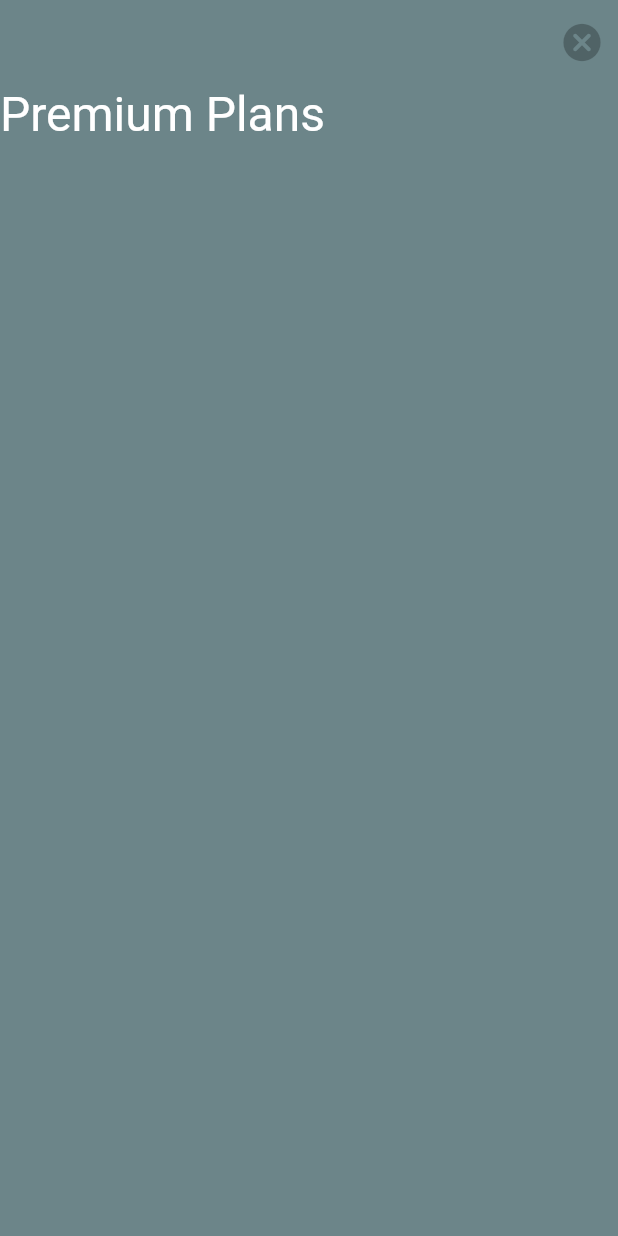
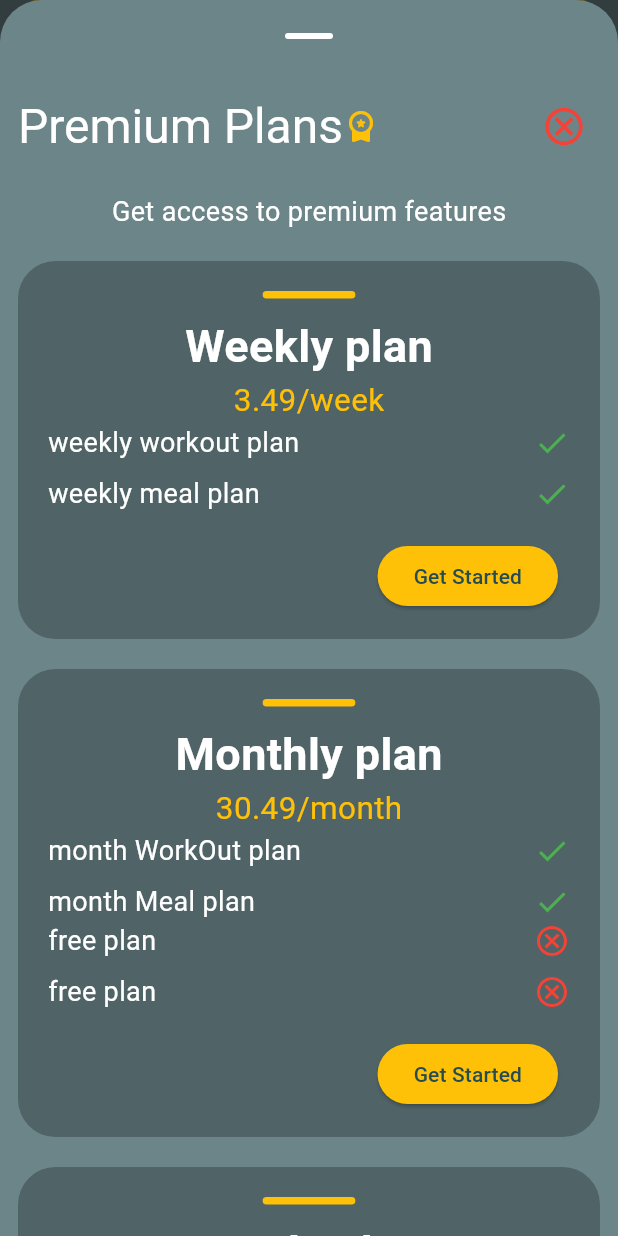
Before and after one commit to eslam301/fit_genie, a Flutter app: the AdsContainer widget shown alone on an empty page, opened directly, after a tap on "Get the premium plans", on a phone screen of 412 x 824 dp. Run offline on Flutter 3.47's test engine with Material 3 defaults, Android fonts, the phone set to English and light mode, and no system bars; our stand-ins replace cached_network_image, carousel_slider, firebase_auth, firebase_core, flutter_svg, flutter_widget_from_html and 3 more; missing offline and left inert: flutter_3d_controller, model_viewer_plus; accounts and stored records are empty.

Commit message:
v.5.4.1 premium plans view finished

```diff
--- a/lib/core/widgets/drop_down_bar.dart
+++ b/lib/core/widgets/drop_down_bar.dart
@@ -3,6 +3,7 @@ import 'package:get/get.dart';
 import '../../main.dart';
 
 class DropDownBarTheme extends StatefulWidget {
+
   const DropDownBarTheme({super.key});
 
   @override
@@ -11,9 +12,15 @@ class DropDownBarTheme extends StatefulWidget {
 }
 
 class _DropDownBarState extends State<DropDownBarTheme> {
-  String? _selected = Get.isDarkMode ? "Dark" : "Light";
   final List<String> _items = ["Light", "Dark"];
   ThemeController themeController = Get.find();
+
+  String? _selected = "Default";
+  @override
+  void initState() {
+    _selected = themeController.currentTheme;
+    super.initState();
+  }
 
   @override
   Widget build(BuildContext context) {
--- a/lib/layout/home_layout_provider/home_layout_provider.dart
+++ b/lib/layout/home_layout_provider/home_layout_provider.dart
@@ -5,7 +5,6 @@ class HomeLayOutProvider extends ChangeNotifier  {
    changePageIndex(int index) {
     pageIndex = index;
     notifyListeners();
-
   }
 
 
--- a/lib/main.dart
+++ b/lib/main.dart
@@ -28,7 +28,7 @@ class MyApp extends StatelessWidget {
       debugShowCheckedModeBanner: false,
       theme: ApplicationTheme.lightTheme,
       darkTheme: ApplicationTheme.darkTheme,
-      themeMode: Get.isDarkMode ? ThemeMode.dark : ThemeMode.light,
+      themeMode: ThemeMode.system,
       initialBinding: BindingsBuilder(() {
         Get.put(ThemeController());
       }),
@@ -47,6 +47,7 @@ class MyApp extends StatelessWidget {
   }
 }
 class ThemeController extends GetxController {
+  String currentTheme = "Default";
   RxBool isDarkMode = false.obs;
   ThemeData get themeData => isDarkMode.value ? ThemeData.dark() : ThemeData.light();
   void toggleTheme() {
@@ -54,13 +55,7 @@ class ThemeController extends GetxController {
     Get.changeThemeMode(isDarkMode.value ? ThemeMode.dark : ThemeMode.light);
   }
   void changeTheme(String theme) {
-    bool mode = true ;
-    if (theme == "Dark") {
-      mode = true;
-    } else {
-      mode = false;
-    }
-    Get.changeThemeMode(mode ? ThemeMode.dark : ThemeMode.light);
+    Get.changeThemeMode(theme == "Dark" ? ThemeMode.dark : ThemeMode.light);
   }
 
 
--- a/lib/pages/home/home_widget/ads_container.dart
+++ b/lib/pages/home/home_widget/ads_container.dart
@@ -8,9 +8,17 @@ class AdsContainer extends StatelessWidget {
 
   @override
   Widget build(BuildContext context) {
+    var theme = Theme.of(context);
     return GestureDetector(
       onTap: () {
-        Get.to(() =>  const PremiumPlansView(),transition: Transition.downToUp,duration: const Duration(milliseconds: 600));
+        showModalBottomSheet(
+            enableDrag: true,
+            isScrollControlled: true,
+            backgroundColor: theme.scaffoldBackgroundColor,
+            useSafeArea: true,
+            showDragHandle: true,
+            context: context,
+            builder: (context) => const PremiumPlansView());
       },
       child: Container(
         width: double.infinity,
@@ -23,9 +31,23 @@ class AdsContainer extends StatelessWidget {
         child: const Row(
           mainAxisAlignment: MainAxisAlignment.spaceBetween,
           children: [
-            Icon(Icons.workspace_premium_rounded,color: Colors.black,size: 30,),
-            Text('Get the premium plans',style: TextStyle(color: Colors.black,fontSize: 24,fontWeight: FontWeight.w500),),
-            Icon(Icons.arrow_forward_rounded,color: Colors.black,size: 30,),
+            Icon(
+              Icons.workspace_premium_rounded,
+              color: Colors.black,
+              size: 30,
+            ),
+            Text(
+              'Get the premium plans',
+              style: TextStyle(
+                  color: Colors.black,
+                  fontSize: 24,
+                  fontWeight: FontWeight.w500),
+            ),
+            Icon(
+              Icons.arrow_forward_rounded,
+              color: Colors.black,
+              size: 30,
+            ),
           ],
         ),
       ),
--- a/lib/pages/model_viewer/model_test.dart
+++ b/lib/pages/model_viewer/model_test.dart
@@ -1,4 +1,6 @@
 import 'package:flutter/material.dart';
+import 'package:flutter_3d_controller/flutter_3d_controller.dart';
+import 'package:get/get.dart';
 import 'package:model_viewer_plus/model_viewer_plus.dart';
 
 class ModelTestView extends StatelessWidget {
@@ -8,48 +10,67 @@ class ModelTestView extends StatelessWidget {
   Widget build(BuildContext context) {
     var width = MediaQuery.of(context).size.width;
     var height = MediaQuery.of(context).size.height;
+    String src_3d = 'assets/models/male_anatomy_figure.glb';
     var theme = Theme.of(context);
+    Flutter3DController controller = Flutter3DController();
     return Scaffold(
       appBar: AppBar(
         title: const Text("Model Viewer"),
       ),
-      body:Container(
-        margin: const EdgeInsets.all(20),
-
+      body: ListView(
+        padding: const EdgeInsets.all(20),
+        shrinkWrap: true,
+        physics: const NeverScrollableScrollPhysics(),
+        children: [
+          // Container(
+          //   height: height*0.45,
+          //   width: width,
+          //   decoration: BoxDecoration(
+          //     borderRadius: BorderRadius.circular(20),
+          //     color: theme.colorScheme.secondary,
+          //   ),
+          //   child: const ModelViewer(
+          //     src: "assets/models/low_poly_male_body_base.glb",
+          //     alt: "A 3D model",
+          //     ar: false,
+          //     autoRotate: false,
+          //     cameraControls: false,
+          //     cameraOrbit: "0deg 90deg 0deg",
+          //     cameraTarget: "0 0 0",
+          //     shadowIntensity: 0.5,
+          //   ),
+          // ),
+          Container(
             height: height*0.45,
             width: width,
-
             decoration: BoxDecoration(
               borderRadius: BorderRadius.circular(20),
               color: theme.colorScheme.secondary,
+            ),
+            child:Flutter3DViewer(
+              controller: controller,
+              // src: "assets/models/low_poly_male_body_base.glb",
+              src: src_3d,
+            ) ,
+          ),
 
+          ElevatedButton(
+            onPressed: () async {
+              await controller.getAvailableAnimations();
+              print(await controller.getAvailableAnimations());
+              controller.setCameraTarget(0.3, 0.2, 0.4);
+            },
+            child: const Text("Back"),
           ),
-        child:const ModelViewer(
-          src: 'assets/models/low_poly_male_body_base.glb',
-          iosSrc: "https://modelviewer.dev/shared-assets/models/low_poly_male_body_base.glb",
-          alt: "A 3D model",
-          ar: true,
-          autoRotate: true,
-          autoRotateDelay: 0,
-          cameraControls: true,
-          exposure: 0.2,
-          scale: '0.5',
-          cameraOrbit: "auto",
-          cameraTarget: "[30.0, 0.0, 0.0]",
-          // backgroundColor: Color(0x00000000),
-          shadowIntensity:1.0,
-          shadowSoftness: 1.0,
-          // loading: Loading.eager,
-          backgroundColor: Colors.transparent,
+          ElevatedButton(
+            onPressed: () async {
+              controller.setCameraOrbit(0, 0, 0);
+            },
+            child: const Text("set camera orbit"),
+          )
 
-          // touchAction: TouchAction.none,
-          // enableZoom: false,
-          // enablePan: false,
-          // enableRotate: false,
-          // enableTilt: false,
-          // enableDamping: false,
 
-        ),
+        ],
       ),
     );
   }
--- a/lib/pages/premium/premium_plans_view.dart
+++ b/lib/pages/premium/premium_plans_view.dart
@@ -1,5 +1,7 @@
+import 'package:fitgenie/pages/premium/premium_plans_widget/premium_plans_widget_container.dart';
 import 'package:flutter/material.dart';
 import 'package:get/get.dart';
+
 class PremiumPlansView extends StatelessWidget {
   static const String routeName = '/premium-plans';
 
@@ -8,25 +10,91 @@ class PremiumPlansView extends StatelessWidget {
   @override
   Widget build(BuildContext context) {
     var theme = Theme.of(context);
-    return Scaffold(
-      appBar: AppBar(
-        backgroundColor: Colors.transparent,
-        elevation: 0,
-        leading: Container(),
-        actions: [
-          IconButton(
-            onPressed: (){
-              Get.back();
-            }, icon: const Icon(Icons.cancel_rounded,size: 30,color: Colors.black26,),
-          )
-        ]
-      ),
-      body: Column(
-        children: [
-          Text('Premium Plans',style: theme.textTheme.headlineLarge,),
+    return Padding(
+      padding: const EdgeInsets.only(left: 12, right: 12, top: 12),
+      child: Column(children: [
+        Row(
+          children: [
+            Text(
+              'Premium Plans',
+              style: theme.textTheme.headlineLarge,
+            ),
+            const Icon(
+              Icons.workspace_premium_rounded,
+              color: Colors.amber,
+            ),
+            Spacer(),
+            IconButton(
+                onPressed: () {
+                  Get.back();
+                },
+                icon: const Icon(
+                  Icons.cancel_outlined,
+                  color: Colors.red,
+                  size: 30,
+                )),
+          ],
+        ),
+        const SizedBox(
+          height: 20,
+        ),
+        const Text('Get access to premium features'),
+        const SizedBox(
+          height: 20,
+        ),
+        Expanded(
+          child: ListView(
+            physics: const BouncingScrollPhysics(),
+            children: [
+              PlanContainer(
+                title: 'Weekly plan',
+                price: '3.49/week',
+                descriptionListPlan: const [
+                  'weekly workout plan',
+                  'weekly meal plan',
+                ],
+                callbackAction: () {},
+              ),
+              const SizedBox(
+                height: 20,
+              ),
+              PlanContainer(
+                title: 'Monthly plan',
+                price: '30.49/month',
+                descriptionListPlan: const [
+                  'month WorkOut plan',
+                  'month Meal plan',
+                ],
+                nonFeatureListPlan: const [
+                  'free plan',
+                  'free plan',
+                ],
+                callbackAction: () {},
+              ),
+              const SizedBox(
+                height: 20,
+              ),
+              PlanContainer(
+                title: 'Yearly plan',
+                price: '300.49/year',
+                descriptionListPlan: const [
+                  'yearly Workout plan',
+                  'yearly Meal plan',
+                ],
+                nonFeatureListPlan: const [
+                  'free plan',
+                  'free plan',
+                ],
+                callbackAction: () {},
+              ),
+              const SizedBox(
+                height: 20,
+              ),
+            ],
+          ),
+        ),
 
-        ]
-      )
+      ]),
     );
   }
 }
--- /dev/null
+++ b/lib/pages/premium/premium_plans_widget/premium_plans_widget_container.dart
@@ -0,0 +1,116 @@
+import 'package:flutter/cupertino.dart';
+import 'package:flutter/material.dart';
+
+class PlanContainer extends StatelessWidget {
+  final String title;
+  final String price;
+  final List<String> descriptionListPlan;
+  final List<String>? nonFeatureListPlan;
+  final Function callbackAction;
+
+  const PlanContainer({
+    super.key,
+    required this.title,
+    required this.price,
+    required this.descriptionListPlan,
+    this.nonFeatureListPlan,
+    required this.callbackAction ,
+  });
+  @override
+  Widget build(BuildContext context) {
+    double screenHeight = MediaQuery.of(context).size.height;
+    double screenWidth = MediaQuery.of(context).size.width;
+    return Container(
+
+      // height: screenHeight * 0.33,
+      width: double.infinity,
+      padding: const EdgeInsets.symmetric(horizontal: 20, vertical: 10),
+      decoration: BoxDecoration(
+        borderRadius: BorderRadius.circular(25),
+        color: Colors.black26,
+      ),
+      child: Column(
+        mainAxisAlignment: MainAxisAlignment.spaceEvenly,
+        children: [
+          Container(
+            height: 5,
+            width: screenWidth * 0.15,
+            margin: const EdgeInsets.symmetric( vertical: 10),
+            decoration: BoxDecoration(
+              borderRadius: BorderRadius.circular(25),
+              color: Colors.amber,
+            )
+          ),
+          Text(title,
+              style: const TextStyle(
+                  fontSize: 30,
+                  color: Colors.white,
+                  fontWeight: FontWeight.bold)),
+          Text(price,
+              style: const TextStyle(fontSize: 21, color: Colors.amber)),
+          ListView.separated(
+              shrinkWrap: true,
+              physics: const NeverScrollableScrollPhysics(),
+              itemCount: descriptionListPlan.length,
+              separatorBuilder: (context, index) {
+                return const SizedBox(
+                  height: 8,
+                );
+              },
+              itemBuilder: (context, index) {
+                return Row(
+                  mainAxisAlignment: MainAxisAlignment.spaceBetween,
+                  children: [
+                    Text(descriptionListPlan[index],
+                        style: const TextStyle(
+                            color: Colors.white, fontSize: 18)),
+                    const Icon(
+                      Icons.check,
+                      color: Colors.green,
+                    )
+                  ],
+                );
+              }),
+          nonFeatureListPlan == null
+              ? const SizedBox()
+              : ListView.separated(
+                  physics: const NeverScrollableScrollPhysics(),
+                  shrinkWrap: true,
+                  itemCount: nonFeatureListPlan!.length,
+                  separatorBuilder: (context, index) {
+                    return const SizedBox(
+                      height: 8,
+                    );
+                  },
+                  itemBuilder: (context, index) {
+                    return Row(
+                      mainAxisAlignment: MainAxisAlignment.spaceBetween,
+                      children: [
+                        Text(nonFeatureListPlan![index],
+                            style: const TextStyle(
+                                color: Colors.white, fontSize: 18)),
+                        const Icon(
+                          Icons.cancel_outlined,
+                          color: Colors.red,
+                        )
+                      ],
+                    );
+                  }),
+          const SizedBox(
+            height: 10,
+          ),
+          ButtonBar(
+            alignment: MainAxisAlignment.end,
+            children: [
+              ElevatedButton(onPressed: (){
+                callbackAction();
+              },
+                  style: ElevatedButton.styleFrom(backgroundColor: Colors.amber),
+                  child: const Text('Get Started')),
+            ],
+          )
+        ],
+      ),
+    );
+  }
+}
--- /dev/null
+++ b/lib/pages/settings/settings_provider/settings_provider.dart
@@ -0,0 +1,12 @@
+import 'package:flutter/cupertino.dart';
+
+class SettingsProvider extends ChangeNotifier {
+  String? selected = 'Default';
+  final List<String> items = ["Light", "Dark"];
+  String theme = 'Default';
+  changeTheme(String theme) {
+    this.theme = theme;
+    selected = theme;
+    notifyListeners();
+  }
+}
--- a/lib/pages/splash/splash_screen.dart
+++ b/lib/pages/splash/splash_screen.dart
@@ -32,7 +32,7 @@ class _SplashScreenState extends State<SplashScreen> {
           Spacer(),
           CircularProgressIndicator(),
           Spacer(),
-          Text('Version 4.1.2',style: TextStyle(color: Colors.white,fontSize: 10),),
+          Text('Version 5.3.1',style: TextStyle(color: Colors.white,fontSize: 10),),
         ],
       ),
     );
--- a/pubspec.yaml
+++ b/pubspec.yaml
@@ -26,6 +26,7 @@ dependencies:
   flutter_widget_from_html: ^0.14.6
   cached_network_image: ^3.3.1
   webview_flutter: ^4.7.0
+  flutter_3d_controller: ^1.2.1
 
 #  health: ^9.0.1
 
@@ -41,9 +42,12 @@ flutter:
   uses-material-design: true
 
   assets:
-    - assets/
     - assets/images/
     - assets/models/low_poly_male_body_base.glb
+    - assets/models/untitled.glb
+    - assets/models/untitled.obj
+    - assets/models/untitled.fbx
+    - assets/models/
     - assets/svg/running_shoe.svg
 assets/svg/running_shoe:
   svg:
```
Also changed, not shown: pubspec.lock, 1 other file. Lines whose indentation alone changed are shown as unchanged.
